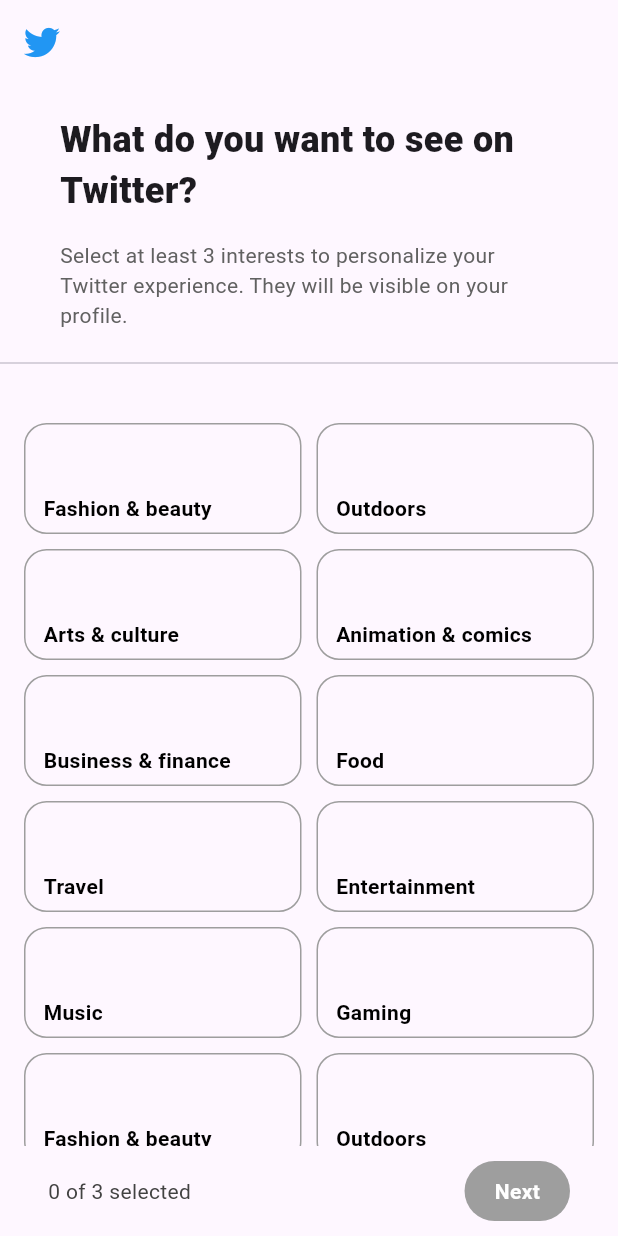
After one commit to seedjin298/flutterChallenge2025, a Flutter app: the InterestsScreen screen opened directly, on a phone screen of 412 x 824 dp. The commit adds this screen. Run offline on Flutter 3.47's test engine with Material 3 defaults, Android fonts, the phone set to English and light mode, and no system bars; our stand-ins replace font_awesome_flutter.

Commit message:
Day18: finished password, interests

```diff
--- /dev/null
+++ b/lib/features/authentication/interests_screen.dart
@@ -0,0 +1,206 @@
+import 'package:day15/constants/gaps.dart';
+import 'package:day15/constants/sizes.dart';
+import 'package:day15/features/authentication/interests_detail_screen.dart';
+import 'package:flutter/material.dart';
+import 'package:font_awesome_flutter/font_awesome_flutter.dart';
+
+class InterestsScreen extends StatefulWidget {
+  const InterestsScreen({super.key});
+
+  @override
+  State<InterestsScreen> createState() => _InterestsScreenState();
+}
+
+class _InterestsScreenState extends State<InterestsScreen> {
+  final List<int> _checkedIndex = [];
+  final Duration _duration = Duration(milliseconds: 300);
+
+  final List<String> _interests = [
+    "Fashion & beauty",
+    "Outdoors",
+    'Arts & culture',
+    "Animation & comics",
+    "Business & finance",
+    "Food",
+    "Travel",
+    "Entertainment",
+    "Music",
+    "Gaming",
+  ];
+
+  void _onInterestTapped(int index) {
+    if (_checkedIndex.contains(index)) {
+      _checkedIndex.remove(index);
+      setState(() {});
+    } else {
+      if (_checkedIndex.length < 3) {
+        _checkedIndex.add(index);
+        setState(() {});
+      }
+    }
+  }
+
+  void _onNextTap() {
+    if (_checkedIndex.length == 3) {
+      Navigator.of(context).push(
+        MaterialPageRoute(
+          builder: (context) => InterestsDetailScreen(),
+        ),
+      );
+    }
+  }
+
+  @override
+  Widget build(BuildContext context) {
+    return Scaffold(
+      appBar: AppBar(
+        automaticallyImplyLeading: false,
+        title: FaIcon(
+          FontAwesomeIcons.twitter,
+          color: Theme.of(context).primaryColor,
+        ),
+      ),
+      body: Column(
+        crossAxisAlignment: CrossAxisAlignment.start,
+        children: [
+          Gaps.v20,
+          Padding(
+            padding: const EdgeInsets.symmetric(
+              horizontal: Sizes.size40,
+            ),
+            child: Column(
+              children: [
+                Text(
+                  "What do you want to see on Twitter?",
+                  style: TextStyle(
+                    fontSize: Sizes.size24,
+                    fontWeight: FontWeight.w900,
+                  ),
+                ),
+                Gaps.v16,
+                Text(
+                  "Select at least 3 interests to personalize your Twitter experience. They will be visible on your profile.",
+                  style: TextStyle(
+                    fontSize: Sizes.size14,
+                    fontWeight: FontWeight.w400,
+                    color: Colors.grey.shade700,
+                  ),
+                ),
+                Gaps.v14,
+              ],
+            ),
+          ),
+          Divider(),
+          Gaps.v32,
+          Expanded(
+            child: GridView.builder(
+              padding: EdgeInsets.symmetric(
+                horizontal: Sizes.size16,
+              ),
+              itemCount: 20,
+              gridDelegate: SliverGridDelegateWithFixedCrossAxisCount(
+                crossAxisCount: 2,
+                crossAxisSpacing: Sizes.size10,
+                mainAxisSpacing: Sizes.size10,
+                childAspectRatio: 2.5 / 1,
+              ),
+              itemBuilder: (context, index) => GestureDetector(
+                onTap: () => _onInterestTapped(index),
+                child: AnimatedContainer(
+                  padding: EdgeInsets.only(
+                    right: Sizes.size12,
+                    left: Sizes.size12,
+                    bottom: Sizes.size6,
+                    top: Sizes.size10,
+                  ),
+                  decoration: BoxDecoration(
+                    color: _checkedIndex.contains(index)
+                        ? Theme.of(context).primaryColor
+                        : null,
+                    border: Border.all(
+                      color: _checkedIndex.contains(index)
+                          ? Theme.of(context).primaryColor
+                          : Colors.grey.shade500,
+                    ),
+                    borderRadius: BorderRadius.circular(15),
+                  ),
+                  duration: Duration(milliseconds: 100),
+                  child: Stack(
+                    children: [
+                      Positioned(
+                        bottom: 0,
+                        child: Text(
+                          _interests[index % 10],
+                          style: TextStyle(
+                            color: _checkedIndex.contains(index)
+                                ? Colors.white
+                                : Colors.black,
+                            fontWeight: FontWeight.w600,
+                          ),
+                        ),
+                      ),
+                      if (_checkedIndex.contains(index))
+                        Positioned(
+                          right: 0,
+                          child: FaIcon(
+                            FontAwesomeIcons.solidCircleCheck,
+                            size: Sizes.size16,
+                            color: Colors.white,
+                          ),
+                        ),
+                    ],
+                  ),
+                ),
+              ),
+            ),
+          ),
+        ],
+      ),
+      bottomNavigationBar: BottomAppBar(
+        height: Sizes.size60,
+        elevation: 1,
+        padding: EdgeInsets.symmetric(
+          horizontal: Sizes.size32,
+        ),
+        color: Theme.of(context).scaffoldBackgroundColor,
+        child: Row(
+          mainAxisAlignment: MainAxisAlignment.spaceBetween,
+          crossAxisAlignment: CrossAxisAlignment.center,
+          children: [
+            Text(
+              _checkedIndex.length == 3
+                  ? "Great work!"
+                  : "${_checkedIndex.length} of 3 selected",
+              style: TextStyle(
+                color: Colors.grey.shade800,
+              ),
+            ),
+            GestureDetector(
+              onTap: _onNextTap,
+              child: AnimatedContainer(
+                padding: EdgeInsets.symmetric(
+                  horizontal: Sizes.size20,
+                  vertical: Sizes.size10,
+                ),
+                decoration: BoxDecoration(
+                  color: _checkedIndex.length == 3
+                      ? Colors.black
+                      : Colors.grey.shade500,
+                  borderRadius: BorderRadius.circular(30),
+                ),
+                duration: _duration,
+                child: Text(
+                  "Next",
+                  style: TextStyle(
+                    color: Colors.white,
+                    fontWeight: FontWeight.w600,
+                  ),
+                ),
+              ),
+            ),
+          ],
+        ),
+      ),
+    );
+  }
+}
--- a/lib/main.dart
+++ b/lib/main.dart
@@ -1,4 +1,7 @@
+import 'package:day15/features/authentication/interests_detail_screen.dart';
+import 'package:day15/features/authentication/interests_screen.dart';
 import 'package:day15/features/authentication/login_screen.dart';
+import 'package:day15/features/authentication/password_screen.dart';
 import 'package:flutter/material.dart';
 
 void main() {
@@ -16,7 +19,7 @@
       theme: ThemeData(
         primaryColor: Colors.blue,
       ),
-      home: const LoginScreen(),
+      home: InterestsDetailScreen(),
     );
   }
 }
```
Also changed, not shown: lib/features/authentication/customize_experience_screen.dart (+7 -5 lines), lib/features/authentication/interests_detail_screen.dart (added, +15 -0 lines), lib/features/authentication/login_screen.dart (+7 -5 lines), lib/features/authentication/password_screen.dart (added, +155 -0 lines), lib/features/authentication/sign_up_screen.dart (+7 -5 lines), lib/features/authentication/widgets/move_screen_button.dart (+1 -6 lines).
